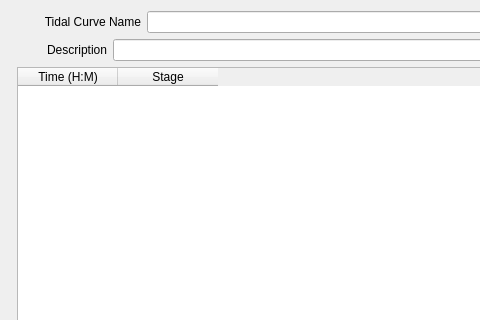
Before: the Qt Designer form flo2d/ui/storm_drain_outfall_tidal_curve.ui in FLO-2DSoftware/qgis-flo-2d-plugin, drawn with Qt 5; both pictures show x 0 to 480 and y 0 to 320 of the 682 by 495 pixel window.
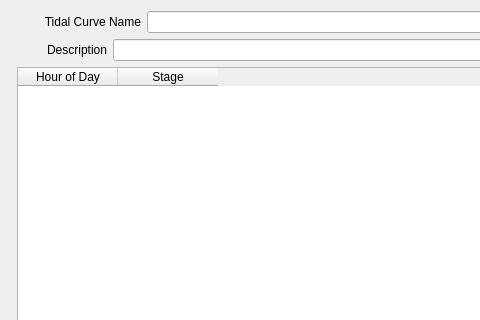
After: the same form once the commit is applied. Icons and pictures are not drawn.

Commit message: Outfalls: tidal curve hour column only accepts hours (HH:MM) as input

```diff
--- a/flo2d/ui/storm_drain_outfall_tidal_curve.ui
+++ b/flo2d/ui/storm_drain_outfall_tidal_curve.ui
@@ -210,7 +210,7 @@
      </property>
      <column>
       <property name="text">
-       <string>Time (H:M)</string>
+       <string>Hour of Day</string>
       </property>
      </column>
      <column>
```
Left out of the diff: 3 changed lines with no effect on the pictures. The commit also changes 3 other files.
